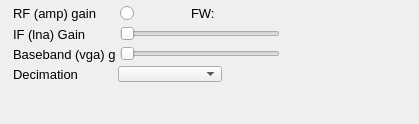
Before: the Qt Designer form plugins/HackRFDevice/hackrfoptions.ui in oldscienceguy/PebbleSDR, drawn with Qt 5.
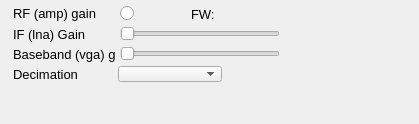
After: the same form once the commit is applied.

Commit message: Missing from last checkin

What changed in the file:
```diff
--- a/plugins/HackRFDevice/hackrfoptions.ui
+++ b/plugins/HackRFDevice/hackrfoptions.ui
@@ -225,7 +225,7 @@
    <property name="geometry">
     <rect>
      <x>191</x>
-     <y>5</y>
+     <y>6</y>
      <width>177</width>
      <height>16</height>
     </rect>
```
